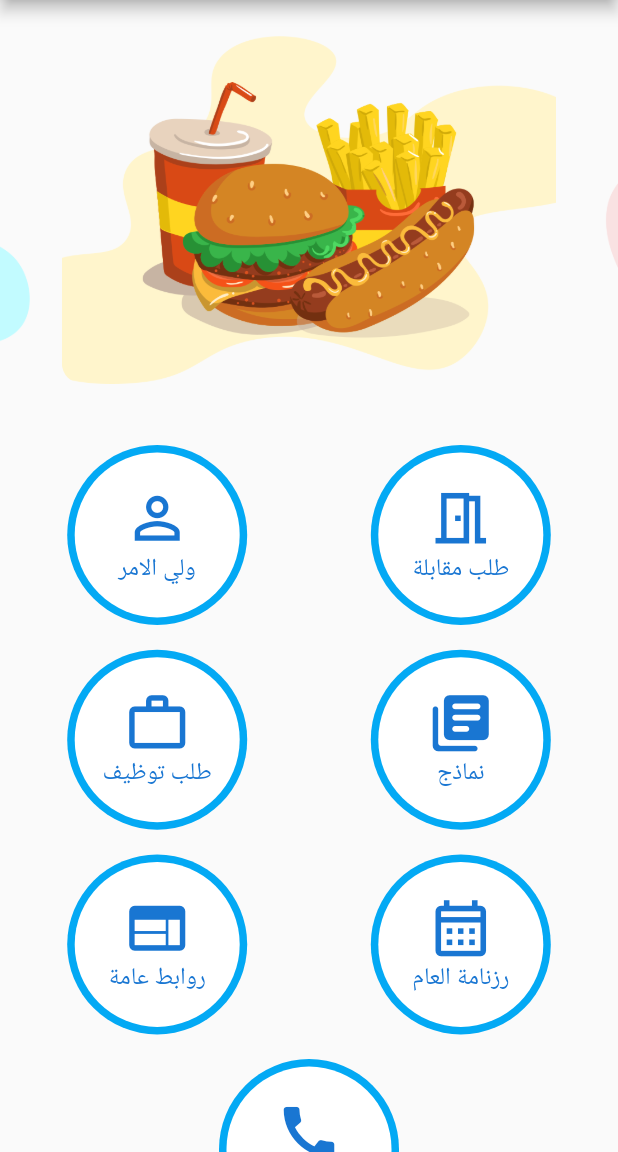
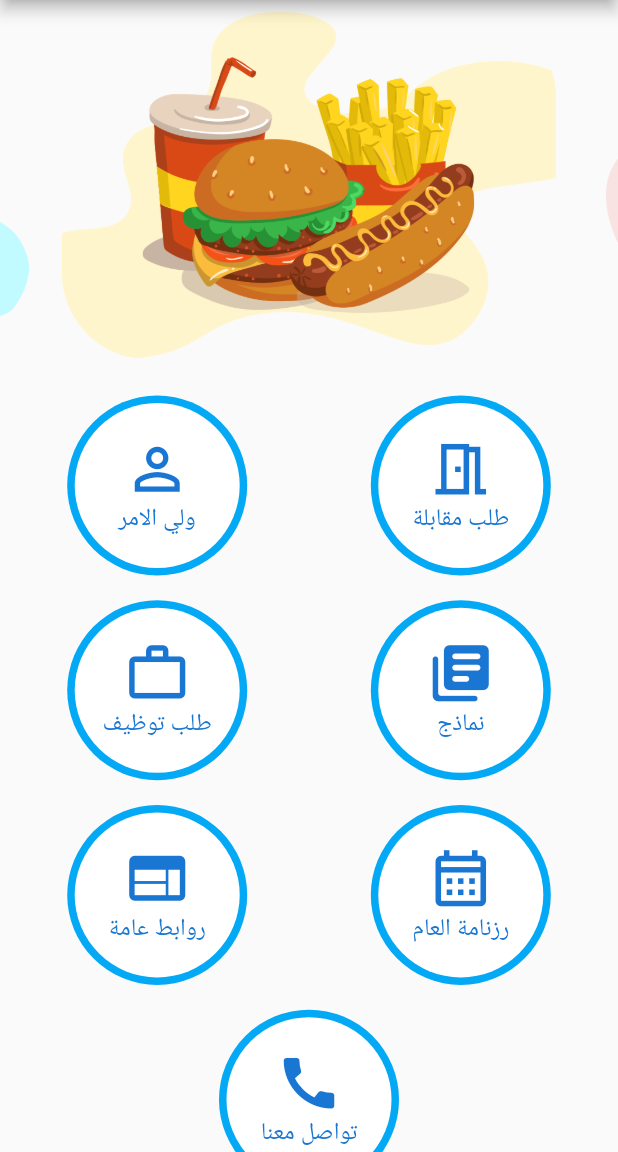
Before and after one commit to ahmedfouda1/screen-design, a Flutter app: the screen it shows after launch, on a phone screen of 412 x 824 dp, the part 84-1236 px from its top. Run offline on Flutter 3.47's test engine with Material 2 defaults, Android fonts, the phone set to English and light mode, and no system bars; drawn by our look-alikes of carousel_slider.

Commit message:
nine commit

```diff
--- a/lib/screens/homepage.dart
+++ b/lib/screens/homepage.dart
@@ -15,6 +15,7 @@ class HomePage extends StatelessWidget {
   Widget build(BuildContext context) {
     final orientation=MediaQuery.of(context).orientation;
     final height = MediaQuery.of(context).size.height;
+    final width = MediaQuery.of(context).size.width;
     return Scaffold(
       appBar: AppBar(
           title: Center(
@@ -40,17 +41,19 @@ class HomePage extends StatelessWidget {
           ]),
       body: Stack(
         children: [
-         ListView(
+         Column(
            children: [
              SizedBox(
-                  height: height * .34,
+               height: height * .3,
+               width: double.infinity,
                child: CarouselSlider.builder(
                    itemCount: imagePaths.length,
                    itemBuilder: (context, index, realIndex) {
                      return Container(
                        decoration: BoxDecoration(
-                              borderRadius: BorderRadius.circular(14),
+                           borderRadius: BorderRadius.circular(width*.14),
                            image: DecorationImage(
+
                              image: AssetImage(
                                imagePaths[index],
                              ),
@@ -64,7 +67,14 @@ class HomePage extends StatelessWidget {
                        autoPlayAnimationDuration:
                        const Duration(seconds: 2))),
              ),
+             Expanded(
+               child: ListView(
+                    children: [
+
                       orientation == Orientation.portrait? Portrait(): LandScape(),
+                    ],
+                  ),
+             ),
            ],
          ),
 
```
Lines whose indentation alone changed are shown as unchanged.
